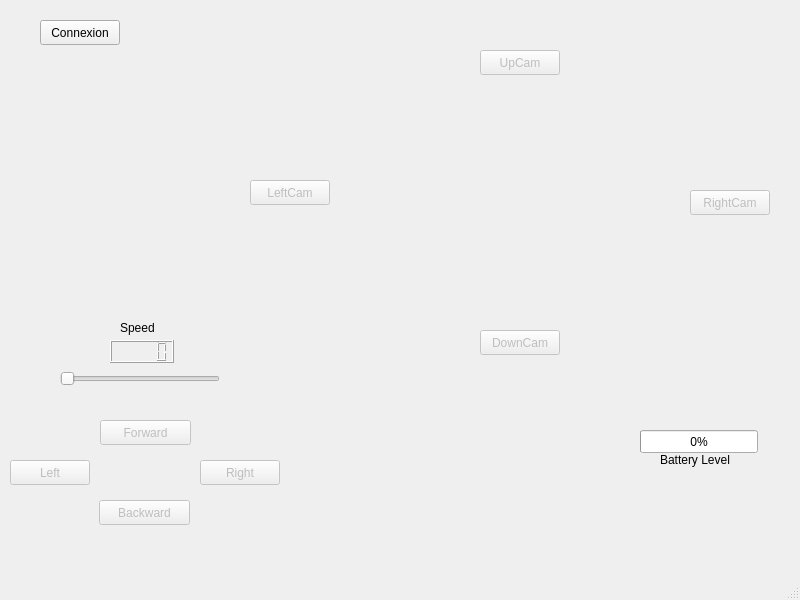
First picture: the form in mainwindow.ui, repository BerAtozz/WifiBot, before the edit.
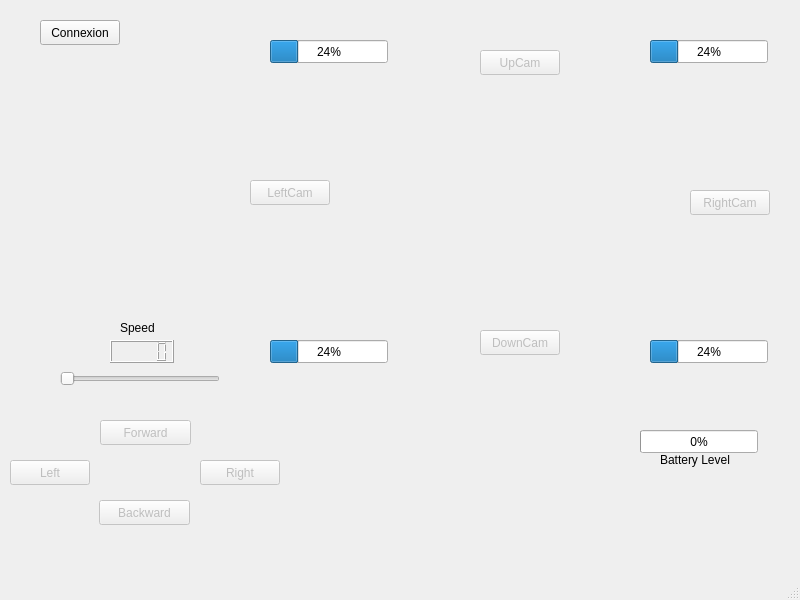
Second picture: the form after the edit.

Commit message: Mise en place de deux capteurs IR

The edit to the form file:
```diff
--- a/mainwindow.ui
+++ b/mainwindow.ui
@@ -261,6 +261,58 @@
      <string>Battery Level</string>
     </property>
    </widget>
+   <widget class="QProgressBar" name="irFrontLeft">
+    <property name="geometry">
+     <rect>
+      <x>270</x>
+      <y>40</y>
+      <width>118</width>
+      <height>23</height>
+     </rect>
+    </property>
+    <property name="value">
+     <number>24</number>
+    </property>
+   </widget>
+   <widget class="QProgressBar" name="irFrontRight">
+    <property name="geometry">
+     <rect>
+      <x>650</x>
+      <y>40</y>
+      <width>118</width>
+      <height>23</height>
+     </rect>
+    </property>
+    <property name="value">
+     <number>24</number>
+    </property>
+   </widget>
+   <widget class="QProgressBar" name="irBackLeft">
+    <property name="geometry">
+     <rect>
+      <x>270</x>
+      <y>340</y>
+      <width>118</width>
+      <height>23</height>
+     </rect>
+    </property>
+    <property name="value">
+     <number>24</number>
+    </property>
+   </widget>
+   <widget class="QProgressBar" name="irBackRight">
+    <property name="geometry">
+     <rect>
+      <x>650</x>
+      <y>340</y>
+      <width>118</width>
+      <height>23</height>
+     </rect>
+    </property>
+    <property name="value">
+     <number>24</number>
+    </property>
+   </widget>
   </widget>
   <widget class="QMenuBar" name="menubar">
    <property name="geometry">
```
The commit also changes 2 other files.
